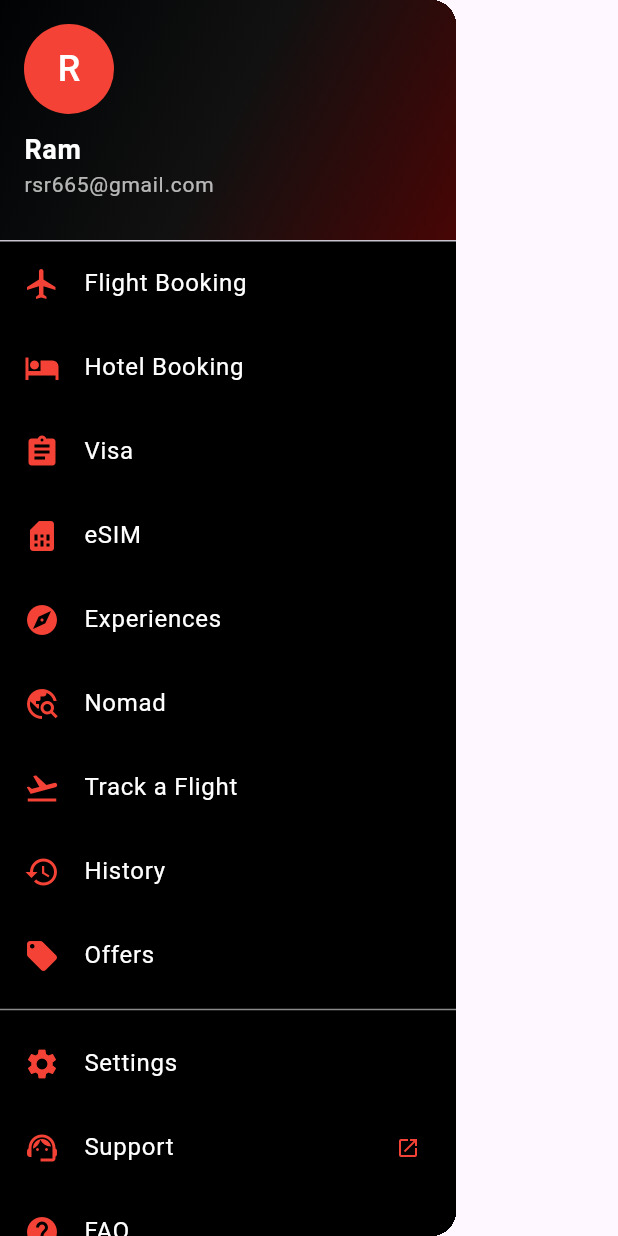
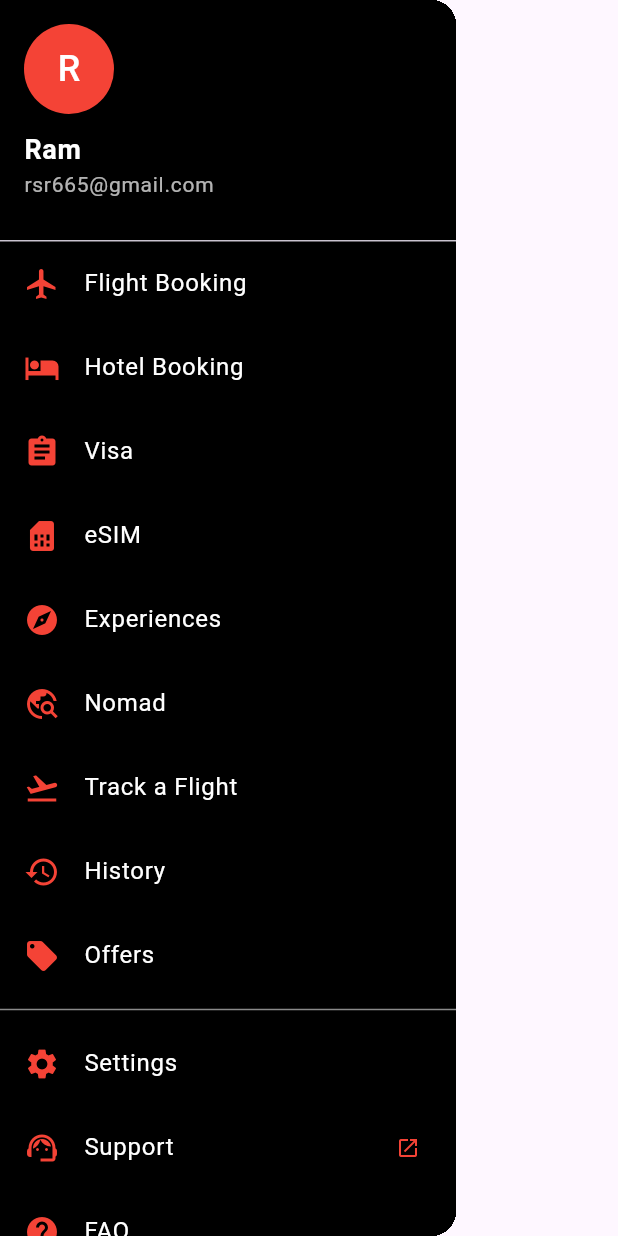
Before and after one commit to sanjaii1/fairyaatra, a Flutter app: the CustomDrawer widget shown alone on an empty page, opened directly, on a phone screen of 412 x 824 dp. Run offline on Flutter 3.47's test engine with Material 3 defaults, Android fonts, the phone set to English and light mode, and no system bars.

Commit message:
change bg

```diff
--- a/lib/src/feature/home/widget/sidebar.dart
+++ b/lib/src/feature/home/widget/sidebar.dart
@@ -13,18 +13,7 @@ class CustomDrawer extends StatelessWidget {
           children: [
             // Drawer Header
             DrawerHeader(
-              decoration: const BoxDecoration(
-                gradient: LinearGradient(
-                  colors: [
-                    Color.fromARGB(255, 0, 2, 4),
-                    Color.fromARGB(255, 17, 17, 17),
-                    Color.fromARGB(255, 72, 5, 5),
-                  ],
-                  stops: [0.0, 0.5, 1.0],
-                  begin: Alignment.topLeft,
-                  end: Alignment.bottomRight,
-                ),
-              ),
+              decoration: const BoxDecoration(color: Colors.black),
               margin: EdgeInsets.zero,
               child: Column(
                 crossAxisAlignment: CrossAxisAlignment.start,
```
